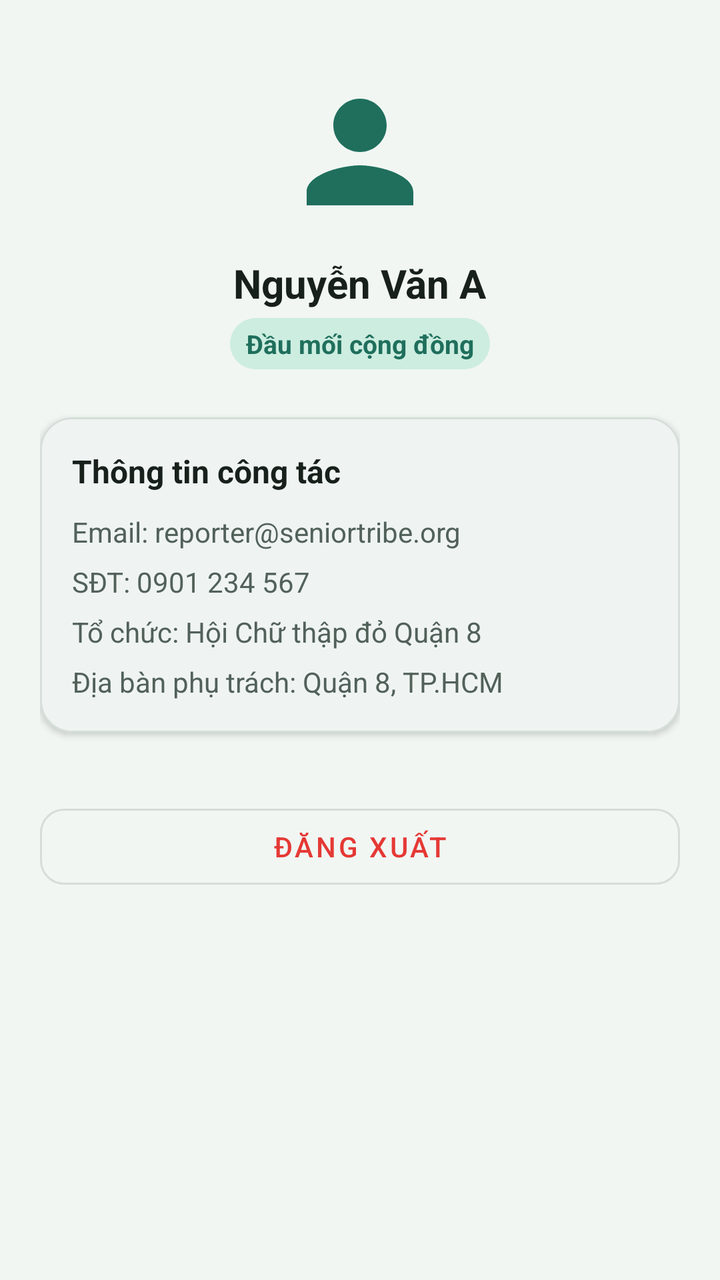
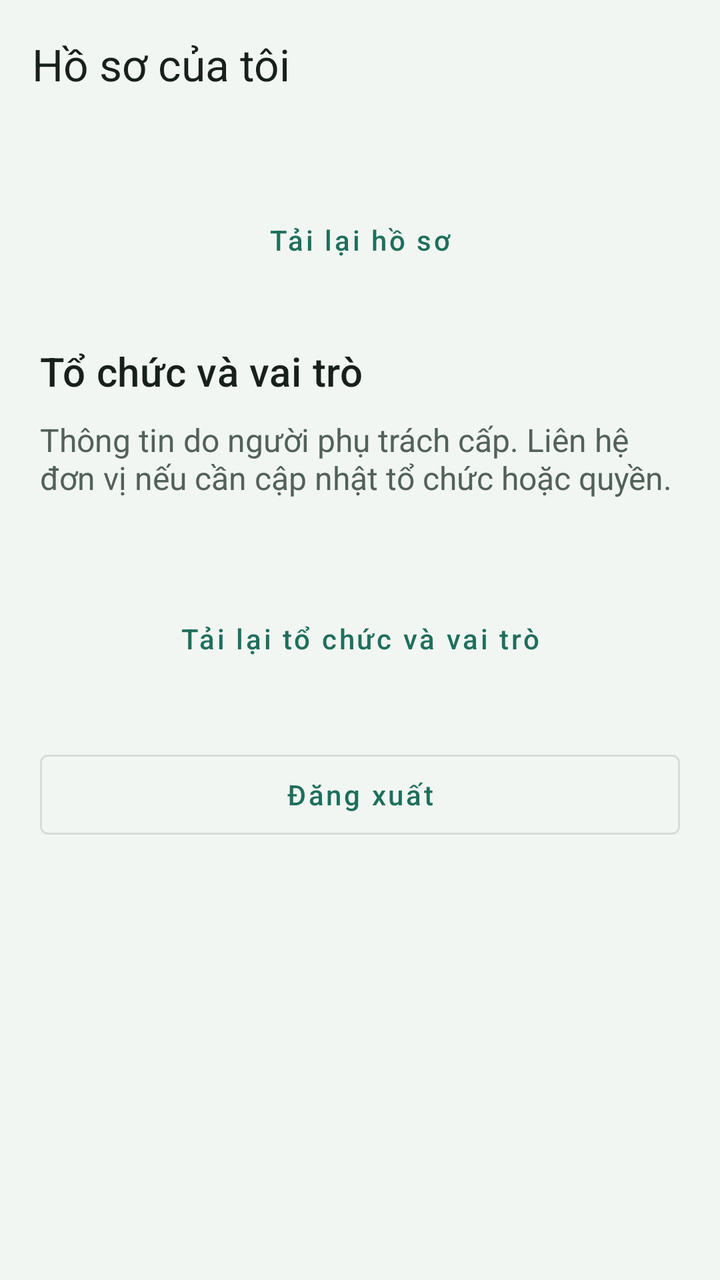

Compare the two renders of this Android layout. The source of the first and the diff that turns it into the second are given below.
<!-- AndroidManifest.xml: application theme Theme.SeniorTribeApp -->
<!-- res/layout/fragment_profile.xml -->
<?xml version="1.0" encoding="utf-8"?>
<ScrollView xmlns:android="http://schemas.android.com/apk/res/android"
    xmlns:app="http://schemas.android.com/apk/res-auto"
    android:layout_width="match_parent"
    android:layout_height="match_parent"
    android:background="@color/background">

    <LinearLayout
        android:layout_width="match_parent"
        android:layout_height="wrap_content"
        android:orientation="vertical"
        android:padding="20dp"
        android:gravity="center_horizontal">

        <ImageView
            android:id="@+id/ivAvatar"
            android:layout_width="80dp"
            android:layout_height="80dp"
            android:layout_marginTop="16dp"
            android:src="@drawable/ic_profile"
            app:tint="@color/primary" />

        <TextView
            android:id="@+id/tvProfileName"
            android:layout_width="wrap_content"
            android:layout_height="wrap_content"
            android:layout_marginTop="12dp"
            android:text="Nguyễn Văn A"
            android:textColor="@color/text_primary"
            android:textSize="20sp"
            android:textStyle="bold" />

        <TextView
            android:id="@+id/tvProfileRole"
            android:layout_width="wrap_content"
            android:layout_height="wrap_content"
            android:layout_marginTop="4dp"
            android:background="@drawable/bg_badge"
            android:text="Đầu mối cộng đồng"
            android:textColor="@color/primary"
            android:textSize="13sp"
            android:textStyle="bold" />

        <com.google.android.material.card.MaterialCardView
            android:layout_width="match_parent"
            android:layout_height="wrap_content"
            android:layout_marginTop="24dp"
            app:cardCornerRadius="@dimen/card_corner_radius"
            app:cardElevation="@dimen/card_elevation"
            app:strokeColor="@color/divider"
            app:strokeWidth="1dp">

            <LinearLayout
                android:layout_width="match_parent"
                android:layout_height="wrap_content"
                android:orientation="vertical"
                android:padding="16dp">

                <TextView
                    android:layout_width="wrap_content"
                    android:layout_height="wrap_content"
                    android:text="Thông tin công tác"
                    android:textColor="@color/text_primary"
                    android:textSize="16sp"
                    android:textStyle="bold" />

                <TextView
                    android:id="@+id/tvProfileEmail"
                    android:layout_width="match_parent"
                    android:layout_height="wrap_content"
                    android:layout_marginTop="10dp"
                    android:text="Email: reporter@seniortribe.org"
                    android:textColor="@color/text_secondary"
                    android:textSize="14sp" />

                <TextView
                    android:id="@+id/tvProfilePhone"
                    android:layout_width="match_parent"
                    android:layout_height="wrap_content"
                    android:layout_marginTop="6dp"
                    android:text="SĐT: 0901 234 567"
                    android:textColor="@color/text_secondary"
                    android:textSize="14sp" />

                <TextView
                    android:id="@+id/tvProfileOrg"
                    android:layout_width="match_parent"
                    android:layout_height="wrap_content"
                    android:layout_marginTop="6dp"
                    android:text="Tổ chức: Hội Chữ thập đỏ Quận 8"
                    android:textColor="@color/text_secondary"
                    android:textSize="14sp" />

                <TextView
                    android:id="@+id/tvProfileDistrict"
                    android:layout_width="match_parent"
                    android:layout_height="wrap_content"
                    android:layout_marginTop="6dp"
                    android:text="Địa bàn phụ trách: Quận 8, TP.HCM"
                    android:textColor="@color/text_secondary"
                    android:textSize="14sp" />
            </LinearLayout>
        </com.google.android.material.card.MaterialCardView>

        <com.google.android.material.button.MaterialButton
            android:id="@+id/btnLogout"
            android:layout_width="match_parent"
            android:layout_height="50dp"
            android:layout_marginTop="32dp"
            android:text="@string/btn_logout"
            android:textColor="@color/urgency_high"
            app:cornerRadius="@dimen/button_corner_radius"
            style="@style/Widget.MaterialComponents.Button.OutlinedButton" />
    </LinearLayout>
</ScrollView>
<!-- resources referenced by this layout -->
<resources>
  <color name="background">#F1F6F3</color>
  <color name="divider">#D5DED9</color>
  <color name="primary">#1F6F5C</color>
  <color name="text_primary">#18201C</color>
  <color name="text_secondary">#52615A</color>
  <color name="urgency_high">#E53935</color>
  <dimen name="button_corner_radius">12dp</dimen>
  <dimen name="card_corner_radius">16dp</dimen>
  <dimen name="card_elevation">2dp</dimen>
  <!-- drawable bg_badge (drawable) -->
  <?xml version="1.0" encoding="utf-8"?>
  <shape xmlns:android="http://schemas.android.com/apk/res/android"
      android:shape="rectangle">
      <solid android:color="@color/primary_light" />
      <corners android:radius="@dimen/chip_corner_radius" />
      <padding android:left="8dp" android:top="4dp" android:right="8dp" android:bottom="4dp" />
  </shape>
  <!-- drawable ic_profile (drawable) -->
  <vector xmlns:android="http://schemas.android.com/apk/res/android"
      android:width="24dp"
      android:height="24dp"
      android:viewportWidth="24"
      android:viewportHeight="24">
    <path
        android:fillColor="@color/primary"
        android:pathData="M12,12c2.21,0 4,-1.79 4,-4s-1.79,-4 -4,-4 -4,1.79 -4,4 1.79,4 4,4zM12,14c-2.67,0 -8,1.34 -8,4v2h16v-2c0,-2.66 -5.33,-4 -8,-4z"/>
  </vector>
  <string name="btn_logout">Đăng xuất</string>
  <color name="primary_light">#CDEDE0</color>
  <dimen name="chip_corner_radius">20dp</dimen>
  <color name="primary_dark">#17574A</color>
  <color name="on_primary">#FFFFFF</color>
  <color name="secondary">#FB8C00</color>
  <color name="secondary_dark">#EF6C00</color>
  <color name="on_secondary">#FFFFFF</color>
  <color name="surface">#FFFFFF</color>
  <color name="error">#B3261E</color>
  <!-- unchanged entries left out for length: 1 -->
</resources>

<!-- the commit's change to res/layout/fragment_profile.xml (unified diff, before → after) -->
@@ -1,115 +1,120 @@
 <?xml version="1.0" encoding="utf-8"?>
-<ScrollView xmlns:android="http://schemas.android.com/apk/res/android"
+<LinearLayout xmlns:android="http://schemas.android.com/apk/res/android"
     xmlns:app="http://schemas.android.com/apk/res-auto"
-    android:layout_width="match_parent"
-    android:layout_height="match_parent"
-    android:background="@color/background">
-
-    <LinearLayout
-        android:layout_width="match_parent"
-        android:layout_height="wrap_content"
-        android:orientation="vertical"
-        android:padding="20dp"
-        android:gravity="center_horizontal">
-
-        <ImageView
-            android:id="@+id/ivAvatar"
-            android:layout_width="80dp"
-            android:layout_height="80dp"
-            android:layout_marginTop="16dp"
-            android:src="@drawable/ic_profile"
-            app:tint="@color/primary" />
-
-        <TextView
-            android:id="@+id/tvProfileName"
-            android:layout_width="wrap_content"
-            android:layout_height="wrap_content"
-            android:layout_marginTop="12dp"
-            android:text="Nguyễn Văn A"
-            android:textColor="@color/text_primary"
-            android:textSize="20sp"
-            android:textStyle="bold" />
-
-        <TextView
-            android:id="@+id/tvProfileRole"
-            android:layout_width="wrap_content"
-            android:layout_height="wrap_content"
-            android:layout_marginTop="4dp"
-            android:background="@drawable/bg_badge"
-            android:text="Đầu mối cộng đồng"
-            android:textColor="@color/primary"
-            android:textSize="13sp"
-            android:textStyle="bold" />
-
-        <com.google.android.material.card.MaterialCardView
-            android:layout_width="match_parent"
-            android:layout_height="wrap_content"
-            android:layout_marginTop="24dp"
-            app:cardCornerRadius="@dimen/card_corner_radius"
-            app:cardElevation="@dimen/card_elevation"
-            app:strokeColor="@color/divider"
-            app:strokeWidth="1dp">
-
-            <LinearLayout
-                android:layout_width="match_parent"
-                android:layout_height="wrap_content"
-                android:orientation="vertical"
-                android:padding="16dp">
-
-                <TextView
-                    android:layout_width="wrap_content"
-                    android:layout_height="wrap_content"
-                    android:text="Thông tin công tác"
-                    android:textColor="@color/text_primary"
-                    android:textSize="16sp"
-                    android:textStyle="bold" />
-
-                <TextView
-                    android:id="@+id/tvProfileEmail"
-                    android:layout_width="match_parent"
-                    android:layout_height="wrap_content"
-                    android:layout_marginTop="10dp"
-                    android:text="Email: reporter@seniortribe.org"
-                    android:textColor="@color/text_secondary"
-                    android:textSize="14sp" />
-
-                <TextView
-                    android:id="@+id/tvProfilePhone"
-                    android:layout_width="match_parent"
-                    android:layout_height="wrap_content"
-                    android:layout_marginTop="6dp"
-                    android:text="SĐT: 0901 234 567"
-                    android:textColor="@color/text_secondary"
-                    android:textSize="14sp" />
-
-                <TextView
-                    android:id="@+id/tvProfileOrg"
-                    android:layout_width="match_parent"
-                    android:layout_height="wrap_content"
-                    android:layout_marginTop="6dp"
-                    android:text="Tổ chức: Hội Chữ thập đỏ Quận 8"
-                    android:textColor="@color/text_secondary"
-                    android:textSize="14sp" />
-
-                <TextView
-                    android:id="@+id/tvProfileDistrict"
-                    android:layout_width="match_parent"
-                    android:layout_height="wrap_content"
-                    android:layout_marginTop="6dp"
-                    android:text="Địa bàn phụ trách: Quận 8, TP.HCM"
-                    android:textColor="@color/text_secondary"
-                    android:textSize="14sp" />
+    android:layout_width="match_parent" android:layout_height="match_parent"
+    android:orientation="vertical" android:background="@color/st_auth_background">
+    <com.google.android.material.appbar.MaterialToolbar
+        android:id="@+id/st_profile_toolbar"
+        android:layout_width="match_parent" android:layout_height="?attr/actionBarSize"
+        android:background="@color/st_auth_background" app:title="@string/st_profile_title"
+        app:titleTextColor="@color/st_auth_text" />
+    <ScrollView android:layout_width="match_parent" android:layout_height="0dp"
+        android:layout_weight="1" android:fillViewport="true">
+        <LinearLayout android:layout_width="match_parent" android:layout_height="wrap_content"
+            android:orientation="vertical" android:padding="20dp">
+            <ProgressBar android:id="@+id/st_profile_progress"
+                android:layout_width="40dp" android:layout_height="40dp"
+                android:layout_gravity="center_horizontal" android:visibility="gone"
+                android:contentDescription="@string/st_auth_loading" />
+            <TextView android:id="@+id/st_profile_message"
+                android:layout_width="match_parent" android:layout_height="wrap_content"
+                android:textSize="16sp" android:layout_marginBottom="12dp"
+                android:accessibilityLiveRegion="polite" android:visibility="gone" />
+            <LinearLayout android:id="@+id/st_profile_form"
+                android:layout_width="match_parent" android:layout_height="wrap_content"
+                android:orientation="vertical" android:visibility="gone">
+                <TextView android:layout_width="match_parent" android:layout_height="wrap_content"
+                    android:text="@string/st_profile_personal" android:textAppearance="@style/TextAppearance.SeniorTribe.ProfileHeading" />
+                <TextView android:layout_width="match_parent" android:layout_height="wrap_content"
+                    android:layout_marginTop="16dp" android:text="@string/st_profile_email_label"
+                    android:textColor="@color/st_auth_secondary" android:textSize="14sp" />
+                <TextView android:id="@+id/st_profile_email"
+                    android:layout_width="match_parent" android:layout_height="wrap_content"
+                    android:layout_marginTop="4dp" android:textColor="@color/st_auth_text" android:textSize="16sp"
+                    android:textIsSelectable="true" android:saveEnabled="false" />
+                <TextView android:id="@+id/st_profile_phone"
+                    android:layout_width="match_parent" android:layout_height="wrap_content"
+                    android:layout_marginTop="8dp" android:textColor="@color/st_auth_secondary" android:textSize="14sp"
+                    android:saveEnabled="false" />
+                <com.google.android.material.textfield.TextInputLayout
+                    android:id="@+id/st_profile_name_layout" style="@style/Widget.SeniorTribe.AuthInput"
+                    android:layout_width="match_parent" android:layout_height="wrap_content"
+                    android:layout_marginTop="20dp" android:hint="@string/st_profile_name">
+                    <com.google.android.material.textfield.TextInputEditText android:id="@+id/st_profile_name"
+                        android:layout_width="match_parent" android:layout_height="wrap_content"
+                        android:minHeight="56dp" android:inputType="textPersonName|textCapWords"
+                        android:maxLines="1" android:saveEnabled="false" android:textSize="16sp" android:textColor="@color/st_auth_text" />
+                </com.google.android.material.textfield.TextInputLayout>
+                <com.google.android.material.textfield.TextInputLayout
+                    android:id="@+id/st_profile_area_layout" style="@style/Widget.SeniorTribe.AuthInput"
+                    android:layout_width="match_parent" android:layout_height="wrap_content"
+                    android:layout_marginTop="16dp" android:hint="@string/st_profile_area"
+                    app:helperText="@string/st_profile_area_hint">
+                    <com.google.android.material.textfield.TextInputEditText android:id="@+id/st_profile_area"
+                        android:layout_width="match_parent" android:layout_height="wrap_content"
+                        android:minHeight="56dp" android:inputType="textCapSentences"
+                        android:maxLines="1" android:saveEnabled="false" android:textSize="16sp" android:textColor="@color/st_auth_text" />
+                </com.google.android.material.textfield.TextInputLayout>
+                <com.google.android.material.button.MaterialButton android:id="@+id/st_profile_save"
+                    style="@style/Widget.SeniorTribe.AuthButton"
+                    android:layout_width="match_parent" android:layout_height="wrap_content"
+                    android:layout_marginTop="20dp" android:text="@string/st_profile_save" />
+                <TextView android:layout_width="match_parent" android:layout_height="wrap_content"
+                    android:layout_marginTop="28dp" android:text="@string/st_register_uid_label"
+                    android:textColor="@color/st_auth_secondary" android:textSize="14sp" />
+                <TextView android:id="@+id/st_profile_uid"
+                    android:layout_width="match_parent" android:layout_height="wrap_content"
+                    android:layout_marginTop="6dp" android:textColor="@color/st_auth_text" android:textSize="14sp"
+                    android:textIsSelectable="true" android:saveEnabled="false" />
+                <com.google.android.material.button.MaterialButton android:id="@+id/st_profile_copy_uid"
+                    style="@style/Widget.MaterialComponents.Button.OutlinedButton"
+                    android:layout_width="match_parent" android:layout_height="wrap_content"
+                    android:layout_marginTop="8dp" android:minHeight="52dp" android:textAllCaps="false"
+                    android:text="@string/st_register_copy_uid" />
+                <TextView android:layout_width="match_parent" android:layout_height="wrap_content"
+                    android:layout_marginTop="28dp" android:text="@string/st_profile_security"
+                    android:textAppearance="@style/TextAppearance.SeniorTribe.ProfileHeading" />
+                <TextView android:id="@+id/st_profile_provider_note"
+                    android:layout_width="match_parent" android:layout_height="wrap_content"
+                    android:layout_marginTop="10dp" android:textColor="@color/st_auth_secondary" android:textSize="16sp" />
+                <com.google.android.material.button.MaterialButton android:id="@+id/st_profile_change_password"
+                    style="@style/Widget.MaterialComponents.Button.OutlinedButton"
+                    android:layout_width="match_parent" android:layout_height="wrap_content"
+                    android:layout_marginTop="12dp" android:minHeight="52dp" android:textAllCaps="false"
+                    android:text="@string/st_profile_change_password" />
             </LinearLayout>
-        </com.google.android.material.card.MaterialCardView>
-
-        <com.google.android.material.button.MaterialButton
-            android:id="@+id/btnLogout"
-            android:layout_width="match_parent"
-            android:layout_height="50dp"
-            android:layout_marginTop="32dp"
-            android:text="@string/btn_logout"
-            android:textColor="@color/urgency_high"
-            app:cornerRadius="@dimen/button_corner_radius"
-            style="@style/Widget.MaterialComponents.Button.OutlinedButton" />
-    </LinearLayout>
-</ScrollView>
+            <com.google.android.material.button.MaterialButton android:id="@+id/st_profile_reload"
+                style="@style/Widget.MaterialComponents.Button.TextButton"
+                android:layout_width="match_parent" android:layout_height="wrap_content"
+                android:layout_marginTop="12dp" android:minHeight="48dp" android:textAllCaps="false"
+                android:text="@string/st_profile_reload" />
+            <TextView android:layout_width="match_parent" android:layout_height="wrap_content"
+                android:layout_marginTop="28dp" android:text="@string/st_profile_organizations_title"
+                android:textAppearance="@style/TextAppearance.SeniorTribe.ProfileHeading" />
+            <TextView android:layout_width="match_parent" android:layout_height="wrap_content"
+                android:layout_marginTop="10dp" android:text="@string/st_profile_organizations_note"
+                android:textColor="@color/st_auth_secondary" android:textSize="16sp" />
+            <ProgressBar android:id="@+id/st_profile_org_progress"
+                android:layout_width="32dp" android:layout_height="32dp"
+                android:layout_marginTop="12dp" android:layout_gravity="center_horizontal"
+                android:visibility="gone" android:contentDescription="@string/st_auth_loading" />
+            <TextView android:id="@+id/st_profile_org_message"
+                android:layout_width="match_parent" android:layout_height="wrap_content"
+                android:layout_marginTop="16dp" android:textColor="@color/st_auth_secondary" android:textSize="16sp"
+                android:accessibilityLiveRegion="polite" />
+            <LinearLayout android:id="@+id/st_profile_organizations"
+                android:layout_width="match_parent" android:layout_height="wrap_content"
+                android:orientation="vertical" />
+            <com.google.android.material.button.MaterialButton android:id="@+id/st_profile_org_reload"
+                style="@style/Widget.MaterialComponents.Button.TextButton"
+                android:layout_width="match_parent" android:layout_height="wrap_content"
+                android:layout_marginTop="8dp" android:minHeight="48dp" android:textAllCaps="false"
+                android:text="@string/st_profile_org_reload" />
+            <com.google.android.material.button.MaterialButton android:id="@+id/st_profile_sign_out"
+                style="@style/Widget.MaterialComponents.Button.OutlinedButton"
+                android:layout_width="match_parent" android:layout_height="wrap_content"
+                android:layout_marginTop="28dp" android:minHeight="52dp" android:textAllCaps="false"
+                android:text="@string/st_register_sign_out" />
+        </LinearLayout>
+    </ScrollView>
+</LinearLayout>
<!-- resource entries referenced after the edit -->
@@ -1,35 +1,55 @@
 <!-- resources referenced by this layout -->
 <resources>
+  <color name="st_auth_background">#F1F6F3</color>
+  <color name="st_auth_secondary">#52615A</color>
+  <color name="st_auth_text">#18201C</color>
+  <string name="st_auth_loading">Đang xử lý</string>
+  <string name="st_profile_area">Khu vực sinh hoạt / công tác</string>
+  <string name="st_profile_area_hint">Không bắt buộc, tối đa 120 ký tự. Không nhập địa chỉ riêng của người cao tuổi.</string>
+  <string name="st_profile_change_password">Đổi mật khẩu</string>
+  <string name="st_profile_email_label">Email tài khoản</string>
+  <string name="st_profile_name">Họ và tên</string>
+  <string name="st_profile_org_reload">Tải lại tổ chức và vai trò</string>
+  <string name="st_profile_organizations_note">Thông tin do người phụ trách cấp. Liên hệ đơn vị nếu cần cập nhật tổ chức hoặc quyền.</string>
+  <string name="st_profile_organizations_title">Tổ chức và vai trò</string>
+  <string name="st_profile_personal">Thông tin cá nhân</string>
+  <string name="st_profile_reload">Tải lại hồ sơ</string>
+  <string name="st_profile_save">Lưu hồ sơ</string>
+  <string name="st_profile_security">Bảo mật tài khoản</string>
+  <string name="st_profile_title">Hồ sơ của tôi</string>
+  <string name="st_register_copy_uid">Sao chép mã tài khoản</string>
+  <string name="st_register_sign_out">Đăng xuất</string>
+  <string name="st_register_uid_label">Mã tài khoản</string>
+  <style name="TextAppearance.SeniorTribe.ProfileHeading" parent="TextAppearance.MaterialComponents.Headline6">
+          <item name="android:textColor">@color/st_auth_text</item>
+          <item name="android:textSize">20sp</item>
+          <item name="android:fontFamily">@font/be_vietnam_pro_semibold</item>
+      </style>
+  <style name="Widget.SeniorTribe.AuthButton" parent="Widget.MaterialComponents.Button">
+          <item name="android:minHeight">52dp</item>
+          <item name="android:insetTop">0dp</item>
+          <item name="android:insetBottom">0dp</item>
+          <item name="android:textAllCaps">false</item>
+          <item name="android:textSize">16sp</item>
+          <item name="cornerRadius">12dp</item>
+      </style>
+  <style name="Widget.SeniorTribe.AuthInput" parent="Widget.MaterialComponents.TextInputLayout.OutlinedBox">
+          <item name="boxBackgroundColor">@color/st_auth_surface</item>
+          <item name="boxCornerRadiusTopStart">12dp</item>
+          <item name="boxCornerRadiusTopEnd">12dp</item>
+          <item name="boxCornerRadiusBottomStart">12dp</item>
+          <item name="boxCornerRadiusBottomEnd">12dp</item>
+          <item name="hintTextColor">@color/st_auth_secondary</item>
+          <item name="errorTextColor">@color/st_auth_error</item>
+      </style>
+  <color name="st_auth_surface">#FFFFFF</color>
+  <color name="st_auth_error">#B3261E</color>
   <color name="background">#F1F6F3</color>
   <color name="divider">#D5DED9</color>
   <color name="primary">#1F6F5C</color>
   <color name="text_primary">#18201C</color>
   <color name="text_secondary">#52615A</color>
-  <color name="urgency_high">#E53935</color>
-  <dimen name="button_corner_radius">12dp</dimen>
-  <dimen name="card_corner_radius">16dp</dimen>
-  <dimen name="card_elevation">2dp</dimen>
-  <!-- drawable bg_badge (drawable) -->
-  <?xml version="1.0" encoding="utf-8"?>
-  <shape xmlns:android="http://schemas.android.com/apk/res/android"
-      android:shape="rectangle">
-      <solid android:color="@color/primary_light" />
-      <corners android:radius="@dimen/chip_corner_radius" />
-      <padding android:left="8dp" android:top="4dp" android:right="8dp" android:bottom="4dp" />
-  </shape>
-  <!-- drawable ic_profile (drawable) -->
-  <vector xmlns:android="http://schemas.android.com/apk/res/android"
-      android:width="24dp"
-      android:height="24dp"
-      android:viewportWidth="24"
-      android:viewportHeight="24">
-    <path
-        android:fillColor="@color/primary"
-        android:pathData="M12,12c2.21,0 4,-1.79 4,-4s-1.79,-4 -4,-4 -4,1.79 -4,4 1.79,4 4,4zM12,14c-2.67,0 -8,1.34 -8,4v2h16v-2c0,-2.66 -5.33,-4 -8,-4z"/>
-  </vector>
-  <string name="btn_logout">Đăng xuất</string>
   <color name="primary_light">#CDEDE0</color>
-  <dimen name="chip_corner_radius">20dp</dimen>
   <color name="primary_dark">#17574A</color>
   <color name="on_primary">#FFFFFF</color>
   <color name="secondary">#FB8C00</color>
